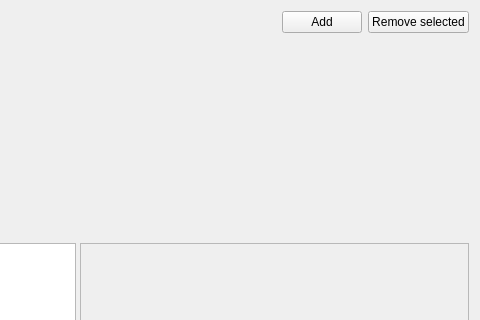
Before: the Qt Designer form src/dialogs/signalsdialog.ui in ModbusScope/ModbusScope, drawn with Qt 5; both pictures show x 520 to 1000 and y 0 to 320 of the 1000 by 480 pixel window.
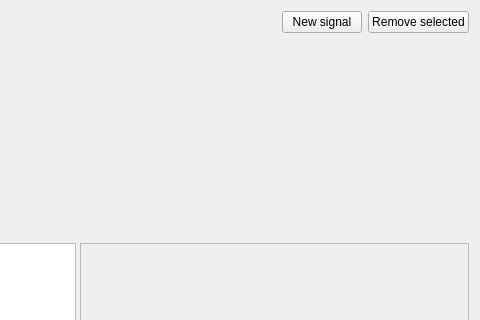
After: the same form once the commit is applied.

Commit message:
Rename the signals dialog Add button to New signal
The button starts a new signal in the panel; "Add" was easily confused
with the panel's Add signal button. Update the tutorial to the panel
workflow.

Diff of the .ui file:
```diff
--- a/src/dialogs/signalsdialog.ui
+++ b/src/dialogs/signalsdialog.ui
@@ -32,7 +32,7 @@
      <item>
       <widget class="QPushButton" name="btnAdd">
        <property name="text">
-        <string>Add</string>
+        <string>New signal</string>
        </property>
        <property name="autoDefault">
         <bool>false</bool>
```
The commit also changes 2 other files.
